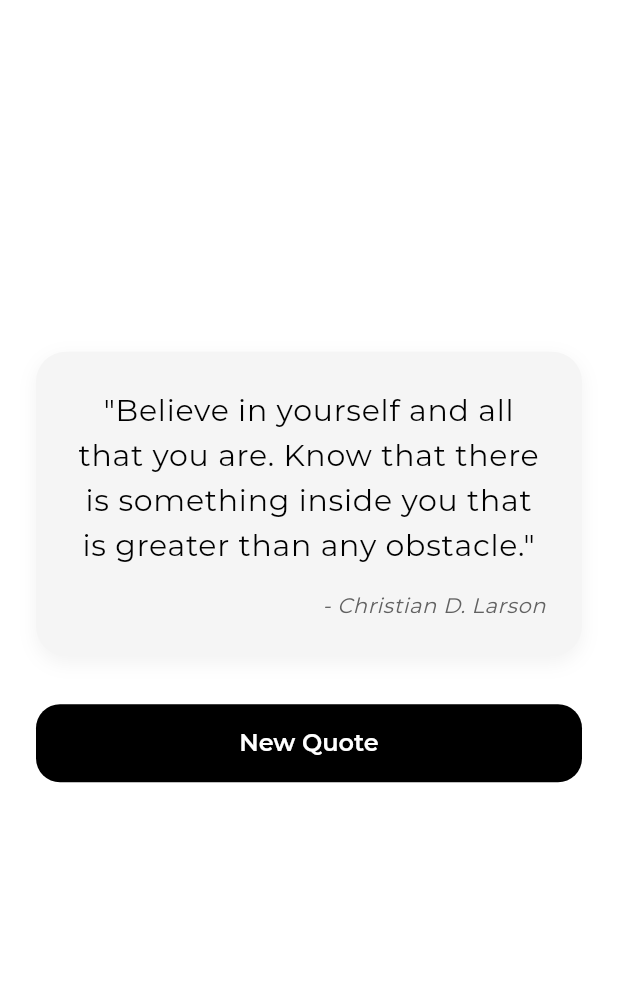
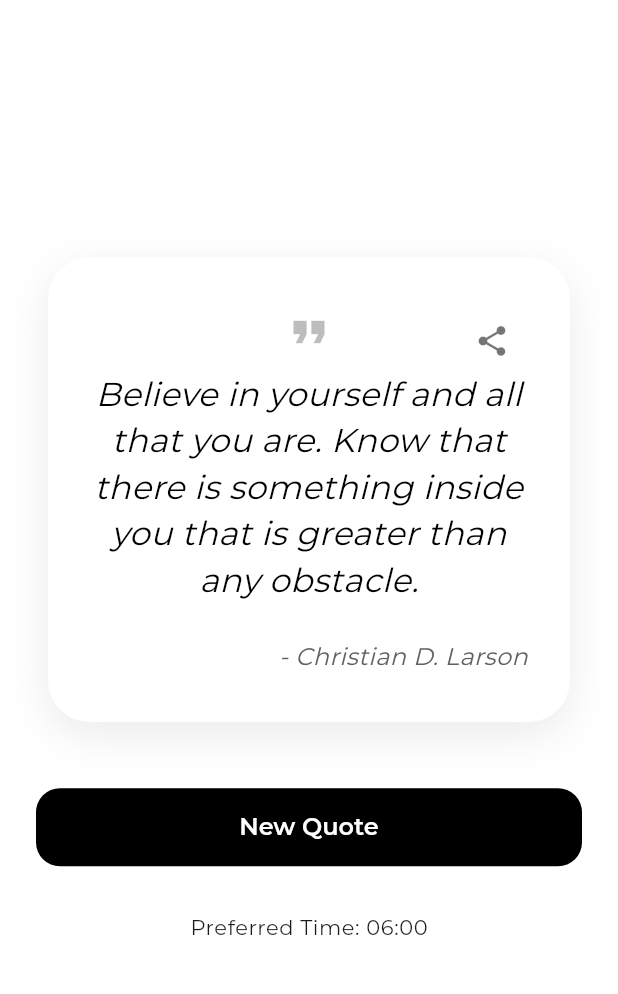
Before and after one commit to farrakhanwahab/motivation-app, a Flutter app: the screen it shows after launch, on a phone screen of 412 x 824 dp, the part 69-1063 px from its top. Run offline on Flutter 3.47's test engine with Material 3 defaults, Android fonts, the phone set to English and light mode, and no system bars; our stand-ins replace flutter_dotenv, image_picker, share_plus, shared_preferences.

Commit message:
cleanup: - Remove gallery_saver from dependencies and all save-to-gallery code - Remove save image button from QuoteCard, keep only share as image - Fix build errors related to incompatible plugins - Ensure stable build and modern share experience - All previous features (sharing, theming, settings, etc.) remain intact

```diff
--- a/lib/main.dart
+++ b/lib/main.dart
@@ -3,7 +3,7 @@ import 'theme/app_theme.dart';
 import 'widgets/quote_card.dart';
 import 'package:flutter_dotenv/flutter_dotenv.dart';
 import 'package:shared_preferences/shared_preferences.dart';
-import 'services/ai_quote_service.dart';
+import 'services/quote_service.dart';
 import 'screens/settings_screen.dart';
 import 'dart:io';
 
@@ -107,7 +107,7 @@ class _HomeScreenState extends State<HomeScreen> {
       quote = prefs.getString('last_quote') ?? quote;
       author = prefs.getString('last_author') ?? author;
       lastQuoteDate = prefs.getString('last_quote_date') != null ? DateTime.tryParse(prefs.getString('last_quote_date')!) : null;
-      preferredTime = prefs.getString('preferred_time');
+      preferredTime = prefs.getString('preferred_time') ?? '06:00';
       selectedTopics = prefs.getStringList('selected_topics') ?? [];
       selectedMood = prefs.getString('selected_mood') ?? 'Any';
     });
@@ -138,7 +138,7 @@ class _HomeScreenState extends State<HomeScreen> {
   }
 
   bool _canGetQuoteNow() {
-    if (preferredTime == null) return false;
+    if (preferredTime == null || (preferredTime?.isEmpty ?? true)) return false;
     final now = TimeOfDay.now();
     final parts = preferredTime!.split(":");
     if (parts.length != 2) return false;
@@ -164,7 +164,7 @@ class _HomeScreenState extends State<HomeScreen> {
     if (!_canGetQuoteNow()) {
       ScaffoldMessenger.of(context).showSnackBar(
         SnackBar(content: Text(preferredTime == null
-            ? 'Please set your preferred time in Preferences.'
+            ? 'Please set your preferred time in Settings.'
             : 'You can only get a new quote once per day at your chosen time.')),
       );
       return;
@@ -173,7 +173,7 @@ class _HomeScreenState extends State<HomeScreen> {
       isLoading = true;
     });
     try {
-      final result = await AIQuoteService.fetchQuote(topics: selectedTopics, mood: selectedMood);
+      final result = await QuoteService.fetchQuote(topics: selectedTopics, mood: selectedMood);
       setState(() {
         quote = result['quote'] ?? '';
         author = result['author'] ?? '';
--- a/lib/widgets/quote_card.dart
+++ b/lib/widgets/quote_card.dart
@@ -1,6 +1,12 @@
 import 'package:flutter/material.dart';
+import 'package:share_plus/share_plus.dart';
+import 'dart:ui' as ui;
+import 'dart:typed_data';
+import 'dart:io';
+import 'package:path_provider/path_provider.dart';
+import 'package:flutter/rendering.dart';
 
-class QuoteCard extends StatelessWidget {
+class QuoteCard extends StatefulWidget {
   final String quote;
   final String author;
 
@@ -11,49 +17,114 @@ class QuoteCard extends StatelessWidget {
   });
 
   @override
+  State<QuoteCard> createState() => _QuoteCardState();
+}
+
+class _QuoteCardState extends State<QuoteCard> {
+  final GlobalKey _boundaryKey = GlobalKey();
+
+  Future<void> _shareQuoteAsImage(BuildContext context) async {
+    try {
+      // Wait for the widget to be rendered
+      await Future.delayed(const Duration(milliseconds: 100));
+      RenderRepaintBoundary boundary = _boundaryKey.currentContext!.findRenderObject() as RenderRepaintBoundary;
+      if (boundary.debugNeedsPaint) {
+        await Future.delayed(const Duration(milliseconds: 100));
+      }
+      ui.Image image = await boundary.toImage(pixelRatio: 2.0);
+      ByteData? byteData = await image.toByteData(format: ui.ImageByteFormat.png);
+      if (byteData == null) {
+        ScaffoldMessenger.of(context).showSnackBar(
+          const SnackBar(content: Text('Failed to capture image.')),
+        );
+        return;
+      }
+      Uint8List pngBytes = byteData.buffer.asUint8List();
+      final tempDir = await getTemporaryDirectory();
+      final file = await File('${tempDir.path}/quote.png').create();
+      await file.writeAsBytes(pngBytes);
+      await Share.shareXFiles([XFile(file.path)], text: 'Shared from Motivation AI');
+    } catch (e) {
+      ScaffoldMessenger.of(context).showSnackBar(
+        SnackBar(content: Text('Failed to share image: $e')),
+      );
+    }
+  }
+
+  @override
   Widget build(BuildContext context) {
     final isDark = Theme.of(context).brightness == Brightness.dark;
-    final bgColor = isDark ? Colors.grey[900] : Colors.grey[100];
+    final bgColor = isDark ? Colors.grey[900] : Colors.white;
     final textColor = isDark ? Colors.white : Colors.black;
     final authorColor = isDark ? Colors.white70 : Colors.grey[700];
-    return Container(
-      padding: const EdgeInsets.all(24),
+    final shadowColor = isDark ? Colors.black.withOpacity(0.25) : Colors.black.withOpacity(0.08);
+    return RepaintBoundary(
+      key: _boundaryKey,
+      child: Container(
+        margin: const EdgeInsets.symmetric(horizontal: 8, vertical: 12),
+        padding: const EdgeInsets.symmetric(horizontal: 28, vertical: 32),
         decoration: BoxDecoration(
           color: bgColor,
-        borderRadius: BorderRadius.circular(20),
+          borderRadius: BorderRadius.circular(28),
           boxShadow: [
             BoxShadow(
-            color: isDark ? Colors.black.withOpacity(0.2) : Colors.black.withOpacity(0.05),
-            blurRadius: 10,
-            offset: const Offset(0, 4),
+              color: shadowColor,
+              blurRadius: 24,
+              offset: const Offset(0, 8),
             ),
           ],
         ),
-      child: Column(
+        child: Stack(
+          children: [
+            Column(
               mainAxisSize: MainAxisSize.min,
               crossAxisAlignment: CrossAxisAlignment.stretch,
               children: [
+                Row(
+                  mainAxisAlignment: MainAxisAlignment.center,
+                  children: [
+                    Icon(Icons.format_quote, size: 36, color: isDark ? Colors.white24 : Colors.black26),
+                  ],
+                ),
+                const SizedBox(height: 8),
                 Text(
-            '"$quote"',
-            style: Theme.of(context).textTheme.bodyLarge?.copyWith(
+                  widget.quote,
+                  style: TextStyle(
+                    fontFamily: 'Montserrat',
+                    fontSize: 22,
+                    fontStyle: FontStyle.italic,
                     fontWeight: FontWeight.w500,
-                  fontSize: 20,
                     color: textColor,
+                    height: 1.4,
                   ),
                   textAlign: TextAlign.center,
                 ),
-          const SizedBox(height: 16),
+                const SizedBox(height: 24),
                 Text(
-            '- $author',
-            style: Theme.of(context).textTheme.bodySmall?.copyWith(
+                  '- ${widget.author}',
+                  style: TextStyle(
+                    fontFamily: 'Montserrat',
+                    fontSize: 16,
+                    fontStyle: FontStyle.italic,
                     fontWeight: FontWeight.w400,
-                  fontStyle: FontStyle.italic,
                     color: authorColor,
                   ),
                   textAlign: TextAlign.right,
                 ),
               ],
             ),
+            Positioned(
+              top: 0,
+              right: 0,
+              child: IconButton(
+                icon: Icon(Icons.share, color: isDark ? Colors.white54 : Colors.black54),
+                tooltip: 'Share',
+                onPressed: () => _shareQuoteAsImage(context),
+              ),
+            ),
+          ],
+        ),
+      ),
     );
   }
 }
--- a/pubspec.yaml
+++ b/pubspec.yaml
@@ -39,7 +39,8 @@ dependencies:
   flutter_dotenv: ^5.1.0
   shared_preferences: ^2.2.2
   intl: ^0.19.0
-  image_picker: ^1.1.2
+  image_picker: ^1.0.7
+  share_plus: ^7.2.1
 
 dev_dependencies:
   flutter_test:
@@ -101,3 +102,6 @@ flutter:
   #
   # For details regarding fonts from package dependencies,
   # see https://flutter.dev/to/font-from-package
+
+dependency_overrides:
+  http: ^1.4.0
```
Also changed, not shown: lib/screens/preferences_screen.dart (deleted, +0 -187 lines), lib/services/ai_quote_service.dart (deleted, +0 -52 lines), lib/services/quote_service.dart (added, +23 -0 lines), pubspec.lock, 4 other files. Lines whose indentation alone changed are shown as unchanged.
